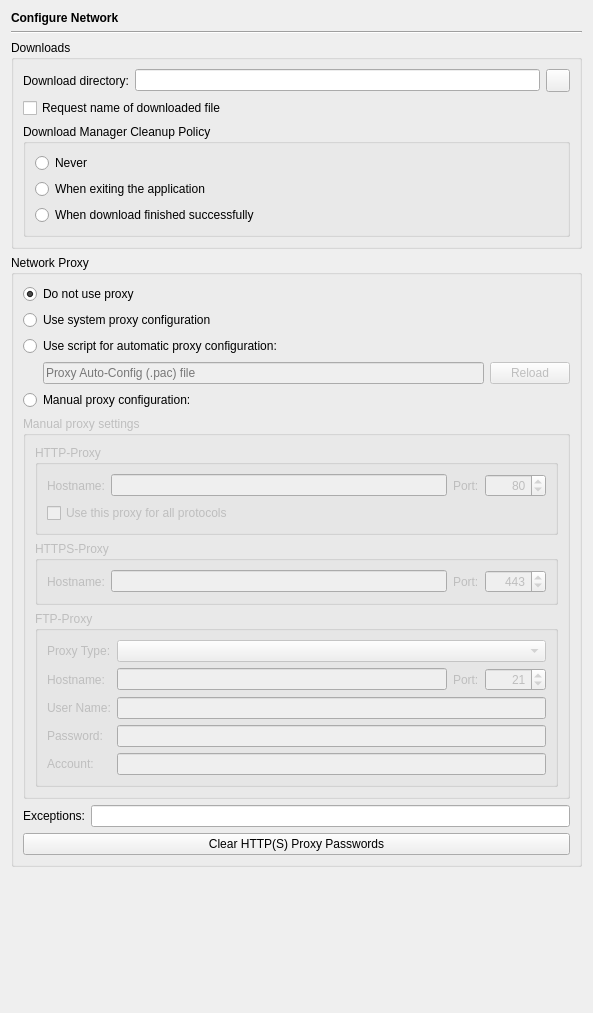
Qt form Preferences/ConfigurationPages/NetworkPage.ui (testmana2/test) before a commit.
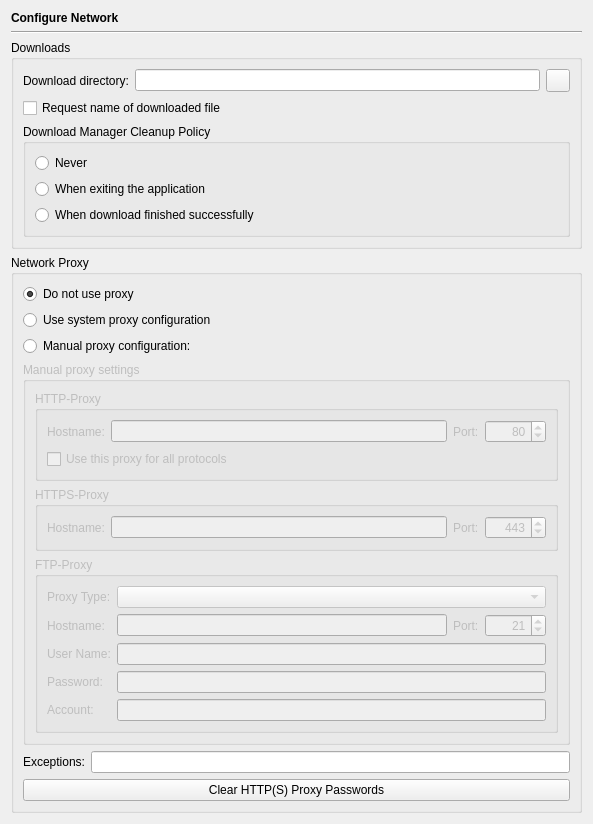
The same form after that commit.

Commit message: Reverted the preparations for PAC because PyQt5 doesn't support QtScript.

What changed in the file:
```diff
--- a/Preferences/ConfigurationPages/NetworkPage.ui
+++ b/Preferences/ConfigurationPages/NetworkPage.ui
@@ -7,7 +7,7 @@
     <x>0</x>
     <y>0</y>
     <width>591</width>
-    <height>1013</height>
+    <height>789</height>
    </rect>
   </property>
   <layout class="QVBoxLayout" name="verticalLayout_5">
@@ -152,62 +152,6 @@
         </property>
        </widget>
       </item>
-      <item>
-       <widget class="QRadioButton" name="pacButton">
-        <property name="toolTip">
-         <string>Select to use a proxy auto configuration script</string>
-        </property>
-        <property name="text">
-         <string>Use script for automatic proxy configuration:</string>
-        </property>
-       </widget>
-      </item>
-      <item>
-       <layout class="QHBoxLayout" name="horizontalLayout_4">
-        <item>
-         <spacer name="horizontalSpacer">
-          <property name="orientation">
-           <enum>Qt::Horizontal</enum>
-          </property>
-          <property name="sizeType">
-           <enum>QSizePolicy::Fixed</enum>
-          </property>
-          <property name="sizeHint" stdset="0">
-           <size>
-            <width>20</width>
-            <height>20</height>
-           </size>
-          </property>
-         </spacer>
-        </item>
-        <item>
-         <widget class="QLineEdit" name="pacUrlEdit">
-          <property name="enabled">
-           <bool>false</bool>
-          </property>
-          <property name="toolTip">
-           <string>Enter the URL of the Proxy Auto-Config (.pac) file</string>
-          </property>
-          <property name="placeholderText">
-           <string>Proxy Auto-Config (.pac) file</string>
-          </property>
-         </widget>
-        </item>
-        <item>
-         <widget class="QPushButton" name="pacReloadButton">
-          <property name="enabled">
-           <bool>false</bool>
-          </property>
-          <property name="toolTip">
-           <string>Press to reload the Proxy Auto-Config (.pac) file</string>
-          </property>
-          <property name="text">
-           <string>Reload</string>
-          </property>
-         </widget>
-        </item>
-       </layout>
-      </item>
       <item>
        <widget class="QRadioButton" name="manualProxyButton">
         <property name="toolTip">
```
Left out of the diff: 35 changed lines with no effect on the pictures. The commit also changes 4 other files.
